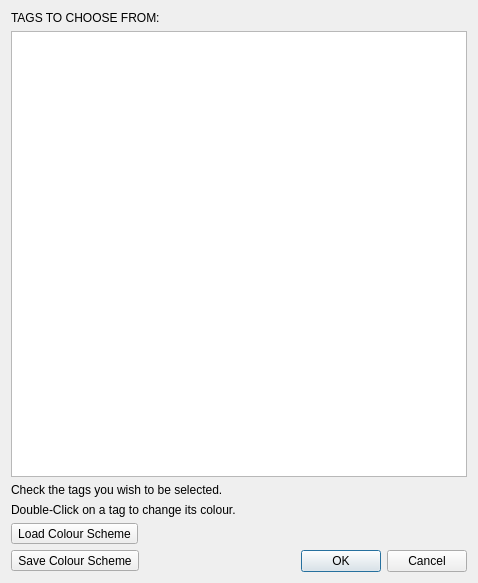
patrickdemond/OVis, file tags.ui: the form before one commit.
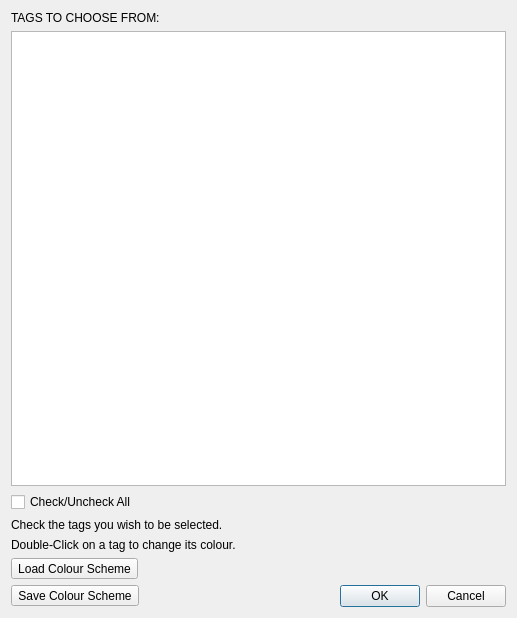
The form after the commit.

```diff
--- a/tags.ui
+++ b/tags.ui
@@ -6,66 +6,77 @@
    <rect>
     <x>0</x>
     <y>0</y>
-    <width>478</width>
-    <height>583</height>
+    <width>517</width>
+    <height>618</height>
    </rect>
   </property>
   <property name="windowTitle">
    <string>Tag Selection</string>
   </property>
+  <layout class="QGridLayout" name="gridLayout_3">
+   <item row="0" column="0">
   <layout class="QGridLayout" name="gridLayout_2">
    <item row="0" column="0">
-    <layout class="QGridLayout" name="gridLayout">
-     <item row="0" column="0">
       <widget class="QLabel" name="label">
        <property name="text">
         <string>TAGS TO CHOOSE FROM:</string>
        </property>
       </widget>
      </item>
-     <item row="1" column="0" colspan="2">
+     <item row="1" column="0">
       <widget class="QListWidget" name="listWidget"/>
      </item>
-     <item row="7" column="0">
+     <item row="2" column="0">
+      <layout class="QGridLayout" name="gridLayout">
+       <item row="0" column="0">
+        <widget class="QCheckBox" name="checkBox">
+         <property name="text">
+          <string>Check/Uncheck All</string>
+         </property>
+        </widget>
+       </item>
+       <item row="1" column="0">
+        <widget class="QLabel" name="label_2">
+         <property name="layoutDirection">
+          <enum>Qt::LeftToRight</enum>
+         </property>
+         <property name="text">
+          <string>Check the tags you wish to be selected.</string>
+         </property>
+        </widget>
+       </item>
+       <item row="2" column="0">
+        <widget class="QLabel" name="label_3">
+         <property name="layoutDirection">
+          <enum>Qt::LeftToRight</enum>
+         </property>
+         <property name="text">
+          <string>Double-Click on a tag to change its colour.</string>
+         </property>
+        </widget>
+       </item>
+       <item row="3" column="0">
       <widget class="QToolButton" name="toolButton">
        <property name="text">
         <string>Load Colour Scheme</string>
        </property>
       </widget>
      </item>
-     <item row="8" column="0">
+       <item row="4" column="0">
       <widget class="QToolButton" name="toolButton_2">
        <property name="text">
         <string>Save Colour Scheme</string>
        </property>
       </widget>
      </item>
-     <item row="8" column="1">
+       <item row="4" column="1">
       <widget class="QDialogButtonBox" name="buttonBox">
        <property name="standardButtons">
         <set>QDialogButtonBox::Cancel|QDialogButtonBox::Ok</set>
        </property>
       </widget>
      </item>
-     <item row="2" column="0">
-      <widget class="QLabel" name="label_2">
-       <property name="layoutDirection">
-        <enum>Qt::LeftToRight</enum>
-       </property>
-       <property name="text">
-        <string>Check the tags you wish to be selected.</string>
-       </property>
-      </widget>
-     </item>
-     <item row="3" column="0">
-      <widget class="QLabel" name="label_3">
-       <property name="layoutDirection">
-        <enum>Qt::LeftToRight</enum>
-       </property>
-       <property name="text">
-        <string>Double-Click on a tag to change its colour.</string>
-       </property>
-      </widget>
+      </layout>
      </item>
     </layout>
    </item>
```
Lines whose indentation alone changed are shown as unchanged.
